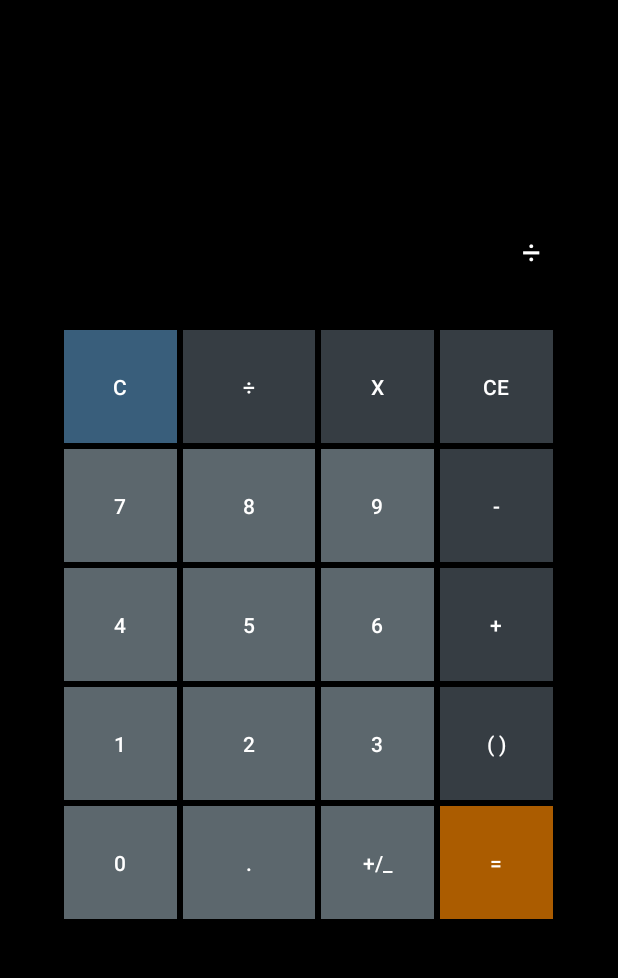
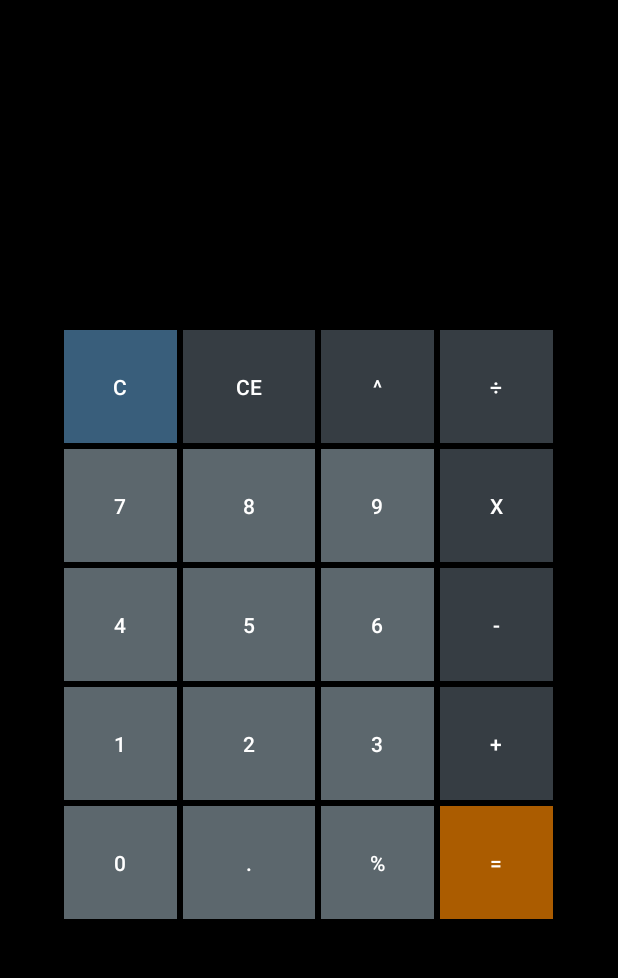
Before and after one commit to mitzelu/CalculatorAndroid, an Android app: the screen it shows after launch (MainActivity), after a tap on "CE", on a phone screen of 412 x 824 dp, the part 84-1062 px from its top. Run offline under Robolectric (Android 15) with nearby library versions, the phone set to English and light mode, and no system bars; 3 other taps on this screen came first.

```diff
--- a/Calculator/app/src/main/res/layout/activity_main.xml
+++ b/Calculator/app/src/main/res/layout/activity_main.xml
@@ -47,8 +47,8 @@
             android:layout_margin="2dp"/>
 
         <Button
-            android:text="÷"
-            android:id="@+id/buttonDiv"
+            android:text="CE"
+            android:id="@+id/buttonCE"
             android:layout_width="@dimen/size"
             android:layout_height="@dimen/size"
             android:layout_gravity="fill"
@@ -57,8 +57,8 @@
             android:layout_margin="2dp" />
 
         <Button
-            android:text="x"
-            android:id="@+id/buttonMul"
+            android:text="^"
+            android:id="@+id/buttonPow"
             android:layout_width="@dimen/size"
             android:layout_height="@dimen/size"
             android:layout_gravity="fill"
@@ -67,8 +67,8 @@
             android:layout_margin="2dp" />
 
         <Button
-            android:text="CE"
-            android:id="@+id/buttonCE"
+            android:text="÷"
+            android:id="@+id/buttonDiv"
             android:layout_width="@dimen/size"
             android:layout_height="@dimen/size"
             android:textColor="#ffffff"
@@ -105,8 +105,8 @@
             android:layout_margin="2dp" />
 
         <Button
-            android:text="-"
-            android:id="@+id/buttonSub"
+            android:text="x"
+            android:id="@+id/buttonMul"
             android:layout_width="@dimen/size"
             android:layout_height="@dimen/size"
             android:layout_gravity="fill"
@@ -142,8 +142,8 @@
             android:layout_margin="2dp" />
 
         <Button
-            android:text="+"
-            android:id="@+id/buttonAdd"
+            android:text="-"
+            android:id="@+id/buttonSub"
             android:layout_width="@dimen/size"
             android:layout_height="@dimen/size"
             android:layout_gravity="fill"
@@ -179,8 +179,8 @@
             android:layout_margin="2dp" />
 
         <Button
-            android:text="( )"
-            android:id="@+id/buttonPar"
+            android:text="+"
+            android:id="@+id/buttonAdd"
             android:layout_gravity="fill"
             android:layout_width="@dimen/size"
             android:layout_height="@dimen/size"
@@ -209,8 +209,8 @@
             android:layout_margin="2dp" />
 
         <Button
-            android:text="+/_"
-            android:id="@+id/buttonPlusMinus"
+            android:text="%"
+            android:id="@+id/buttonPercent"
             android:layout_gravity="fill"
             android:layout_width="@dimen/size"
             android:layout_height="@dimen/size"
```
Also changed, not shown: Calculator/app/src/main/java/com/example/calculator/app/MainActivity.java (+84 -58 lines).
